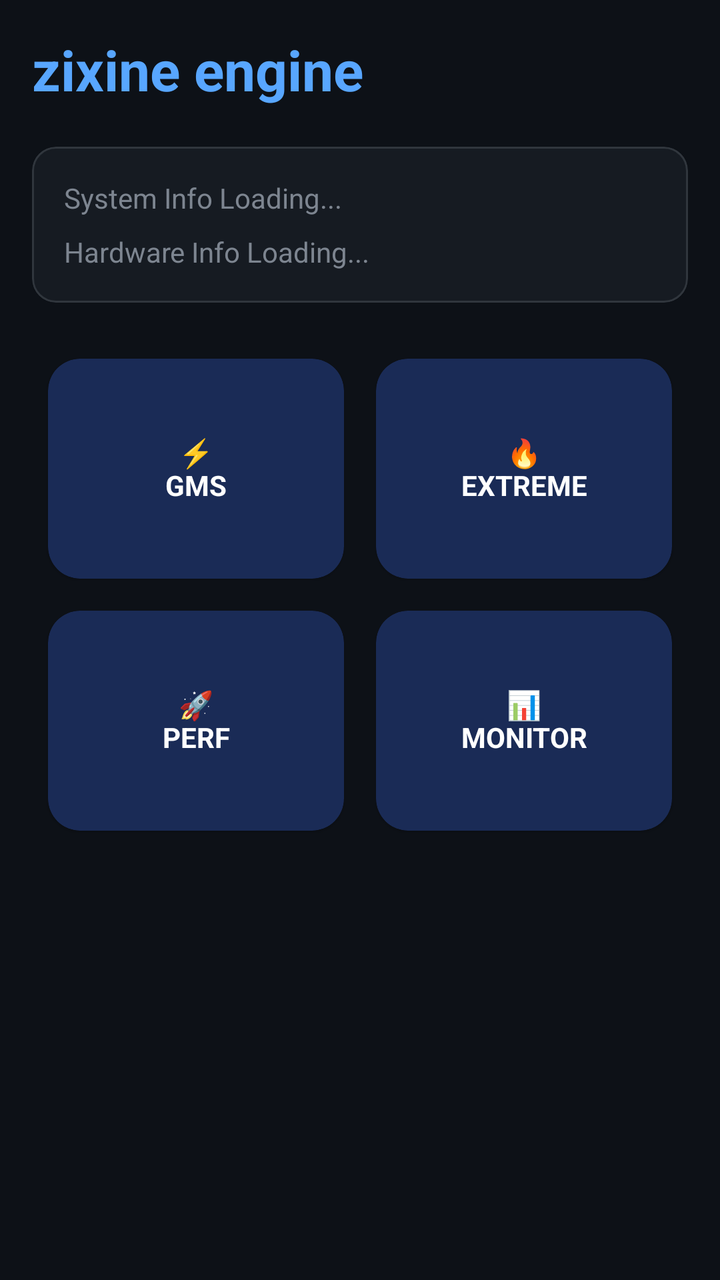
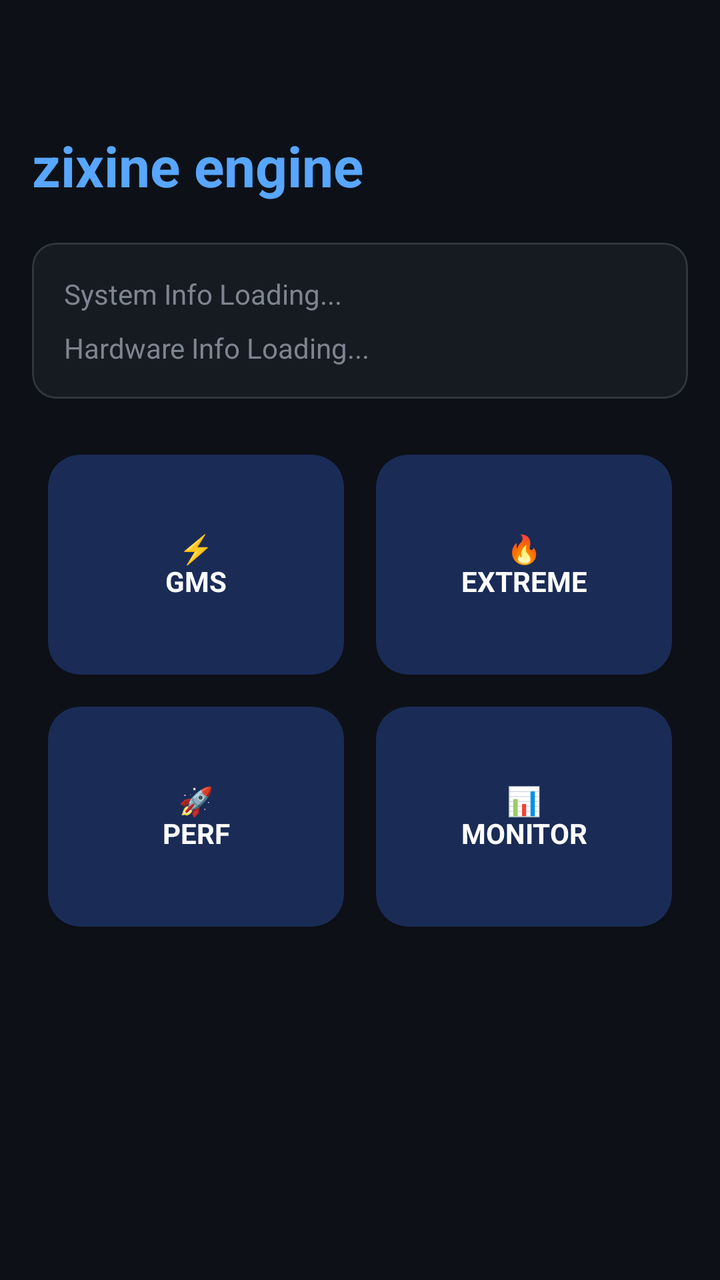

The first picture is an Android layout as it rendered before a commit; the second is the same layout after the commit. The layout source and the unified diff follow.
<!-- AndroidManifest.xml: application theme Theme.MaterialComponents.DayNight.NoActionBar -->
<!-- res/layout/activity_main.xml -->
<ScrollView xmlns:android="http://schemas.android.com/apk/res/android"
    xmlns:app="http://schemas.android.com/apk/res-auto"
    android:layout_width="match_parent" android:layout_height="match_parent"
    android:background="@color/bg_dark" android:padding="16dp">

    <LinearLayout android:layout_width="match_parent" android:layout_height="wrap_content" android:orientation="vertical">
        <TextView android:layout_width="wrap_content" android:layout_height="wrap_content"
            android:text="zixine engine" android:textColor="@color/accent_blue" android:textSize="28sp" android:textStyle="bold" />

        <com.google.android.material.card.MaterialCardView
            android:layout_width="match_parent" android:layout_height="wrap_content" android:layout_marginTop="20dp"
            app:cardBackgroundColor="@color/card_dark" app:cardCornerRadius="12dp" app:strokeColor="#30363D" app:strokeWidth="1dp">
            <LinearLayout android:layout_width="match_parent" android:layout_height="wrap_content" android:orientation="vertical" android:padding="16dp">
                <TextView android:id="@+id/tv_cpu_fps" android:layout_width="wrap_content" android:layout_height="wrap_content" android:text="System Info Loading..." android:textColor="#7D8590" />
                <TextView android:id="@+id/tv_battery_ram" android:layout_width="wrap_content" android:layout_height="wrap_content" android:layout_marginTop="8dp" android:text="Hardware Info Loading..." android:textColor="#7D8590" />
            </LinearLayout>
        </com.google.android.material.card.MaterialCardView>

        <GridLayout android:layout_width="match_parent" android:layout_height="wrap_content" android:layout_marginTop="20dp" android:columnCount="2">
            <com.google.android.material.card.MaterialCardView android:id="@+id/card_gms" android:layout_width="0dp" android:layout_height="110dp" android:layout_columnWeight="1" android:layout_margin="8dp" app:cardBackgroundColor="@color/btn_dongker" app:cardCornerRadius="16dp" android:clickable="true">
                <TextView android:id="@+id/txt_gms" android:layout_width="match_parent" android:layout_height="match_parent" android:gravity="center" android:text="⚡\nGMS" android:textColor="#FFF" android:textStyle="bold" android:textAlignment="center"/>
            </com.google.android.material.card.MaterialCardView>
            <com.google.android.material.card.MaterialCardView android:id="@+id/card_extreme" android:layout_width="0dp" android:layout_height="110dp" android:layout_columnWeight="1" android:layout_margin="8dp" app:cardBackgroundColor="@color/btn_dongker" app:cardCornerRadius="16dp" android:clickable="true">
                <TextView android:id="@+id/txt_ext" android:layout_width="match_parent" android:layout_height="match_parent" android:gravity="center" android:text="🔥\nEXTREME" android:textColor="#FFF" android:textStyle="bold" android:textAlignment="center"/>
            </com.google.android.material.card.MaterialCardView>
            <com.google.android.material.card.MaterialCardView android:id="@+id/card_perf" android:layout_width="0dp" android:layout_height="110dp" android:layout_columnWeight="1" android:layout_margin="8dp" app:cardBackgroundColor="@color/btn_dongker" app:cardCornerRadius="16dp" android:clickable="true">
                <TextView android:id="@+id/txt_perf" android:layout_width="match_parent" android:layout_height="match_parent" android:gravity="center" android:text="🚀\nPERF" android:textColor="#FFF" android:textStyle="bold" android:textAlignment="center"/>
            </com.google.android.material.card.MaterialCardView>
            <com.google.android.material.card.MaterialCardView android:id="@+id/card_monitor" android:layout_width="0dp" android:layout_height="110dp" android:layout_columnWeight="1" android:layout_margin="8dp" app:cardBackgroundColor="@color/btn_dongker" app:cardCornerRadius="16dp" android:clickable="true">
                <TextView android:layout_width="match_parent" android:layout_height="match_parent" android:gravity="center" android:text="📊\nMONITOR" android:textColor="#FFF" android:textStyle="bold" android:textAlignment="center"/>
            </com.google.android.material.card.MaterialCardView>
        </GridLayout>
    </LinearLayout>
</ScrollView>
<!-- resources referenced by this layout -->
<resources>
  <color name="accent_blue">#58A6FF</color>
  <color name="bg_dark">#0D1117</color>
  <color name="btn_dongker">#1A2B56</color>
  <color name="card_dark">#161B22</color>
</resources>

<!-- the commit's change to res/layout/activity_main.xml (unified diff, before → after) -->
@@ -4,8 +4,15 @@
     android:background="@color/bg_dark" android:padding="16dp">
 
     <LinearLayout android:layout_width="match_parent" android:layout_height="wrap_content" android:orientation="vertical">
-        <TextView android:layout_width="wrap_content" android:layout_height="wrap_content"
-            android:text="zixine engine" android:textColor="@color/accent_blue" android:textSize="28sp" android:textStyle="bold" />
+        
+        <TextView 
+            android:layout_width="wrap_content" 
+            android:layout_height="wrap_content"
+            android:layout_marginTop="48dp"
+            android:text="zixine engine" 
+            android:textColor="@color/accent_blue" 
+            android:textSize="28sp" 
+            android:textStyle="bold" />
 
         <com.google.android.material.card.MaterialCardView
             android:layout_width="match_parent" android:layout_height="wrap_content" android:layout_marginTop="20dp"
